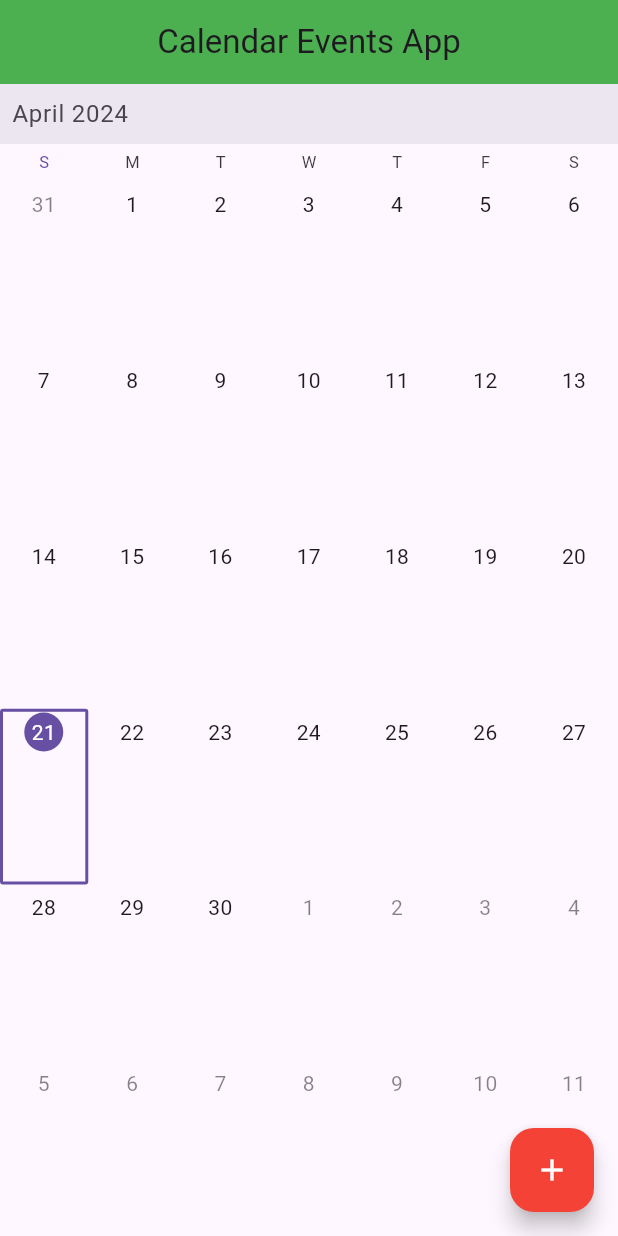
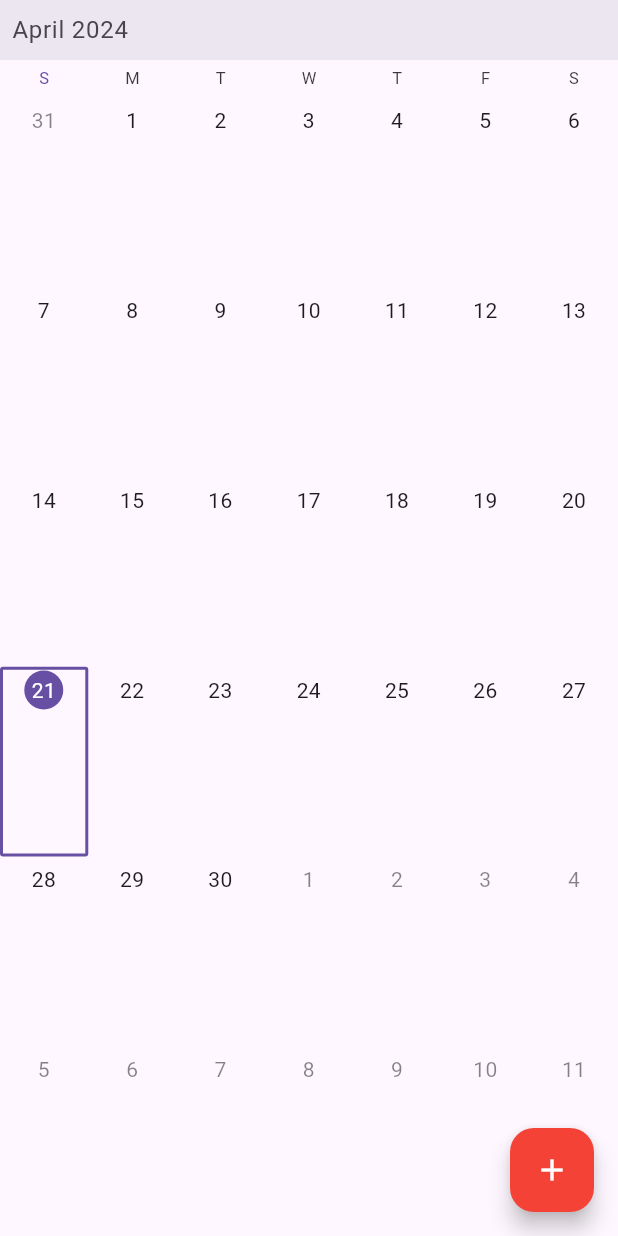
Before and after one commit to BharathVishnu/kraftnightt, a Flutter app: the MainPage1 screen opened directly, on a phone screen of 412 x 824 dp. Run offline on Flutter 3.47's test engine with Material 3 defaults, Android fonts, the light colour scheme and no system bars; drawn by our look-alikes of syncfusion_flutter_calendar; our stand-ins replace carousel_slider, cloud_firestore, dotted_border, firebase_core, firebase_storage, font_awesome_flutter and 3 more; missing offline and left inert: flutter_swipe_button; accounts and stored records are empty.

Commit message:
final draft updates

```diff
--- a/lib/calender/calendar.dart
+++ b/lib/calender/calendar.dart
@@ -13,7 +13,6 @@ class MyApp1 extends StatelessWidget {
       create: (context) => EventProvider(),
       child: MaterialApp(
         debugShowCheckedModeBanner: false,
-        title: 'Calendar App',
         themeMode: ThemeMode.dark,
         darkTheme: ThemeData.dark().copyWith(
             scaffoldBackgroundColor: Colors.black, primaryColor: Colors.green),
@@ -28,11 +27,6 @@ class MainPage1 extends StatelessWidget {
   Widget build(BuildContext context) {
     return SafeArea(
       child: Scaffold(
-        appBar: AppBar(
-          backgroundColor: Colors.green,
-          title: const Text("Calendar Events App"),
-          centerTitle: true,
-        ),
         body: const CalendarWidget(),
         floatingActionButton: FloatingActionButton(
             child: Icon(Icons.add, color: Colors.white),
```
